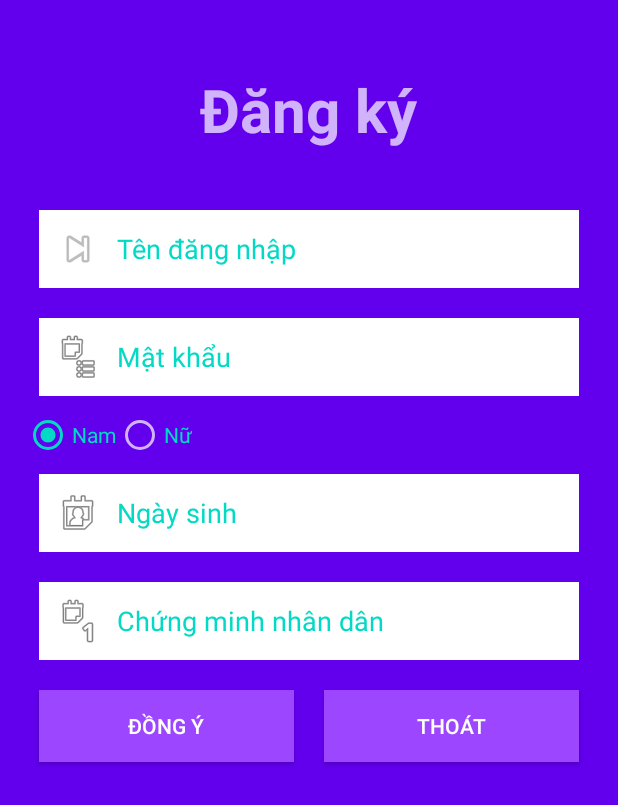
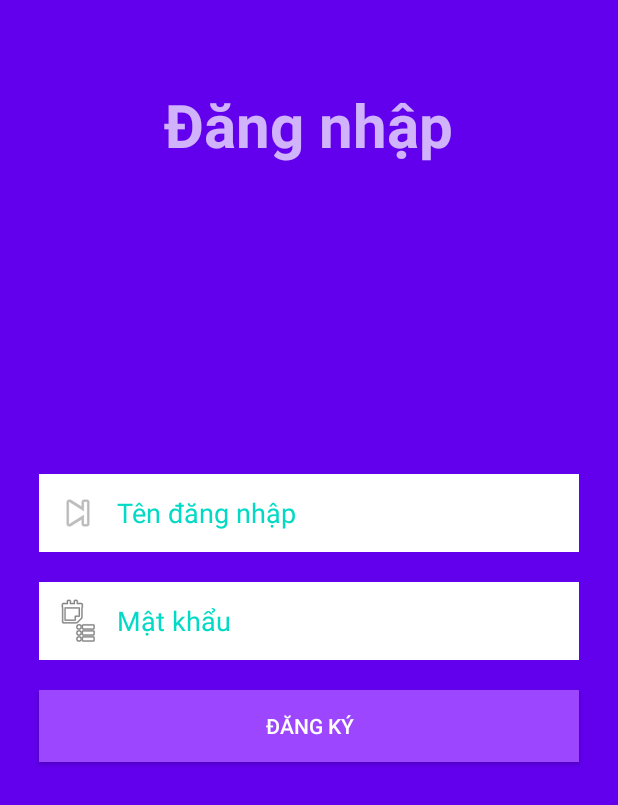
Before and after one commit to VanDinh18/AppOrderFood, an Android app: the screen it shows after launch (RegisterActivity before the commit, SigninActivity after it), on a phone screen of 412 x 824 dp. Shown: the top 805 px of the screen. Run offline under Robolectric (Android 15) with nearby library versions, the phone set to English and light mode, and no system bars.

Commit message:
giao diện và xử lý trang đăng nhâp

```diff
--- a/app/src/main/AndroidManifest.xml
+++ b/app/src/main/AndroidManifest.xml
@@ -9,13 +9,20 @@
         android:roundIcon="@mipmap/ic_launcher_round"
         android:supportsRtl="true"
         android:theme="@style/AppTheme">
-        <activity android:name=".RegisterActivity">
+        <activity android:name=".SigninActivity">
             <intent-filter>
                 <action android:name="android.intent.action.MAIN" />
 
                 <category android:name="android.intent.category.LAUNCHER" />
             </intent-filter>
         </activity>
+        <activity android:name=".RegisterActivity">
+<!--            <intent-filter>-->
+<!--                <action android:name="android.intent.action.MAIN" />-->
+
+<!--                <category android:name="android.intent.category.LAUNCHER" />-->
+<!--            </intent-filter>-->
+        </activity>
     </application>
 
 </manifest>
--- a/app/src/main/java/com/example/apporderfood/DAO/NhanVienDAO.java
+++ b/app/src/main/java/com/example/apporderfood/DAO/NhanVienDAO.java
@@ -2,6 +2,7 @@ package com.example.apporderfood.DAO;
 
 import android.content.ContentValues;
 import android.content.Context;
+import android.database.Cursor;
 import android.database.sqlite.SQLiteDatabase;
 
 import com.example.apporderfood.DTO.NhanVienDTO;
@@ -14,7 +15,6 @@ public class NhanVienDAO {
     public NhanVienDAO(Context context){
         CreateDatabase createDatabase = new CreateDatabase(context);
         database = createDatabase.open();
-
     }
 
     public long ThemNhanVien(NhanVienDTO nhanVienDTO){
@@ -27,4 +27,26 @@ public class NhanVienDAO {
 
         return database.insert(CreateDatabase.TB_NHANVIEN, null, contentValues);
     }
+
+    public boolean KiemTraNhanVien(){
+        String sql = "SELECT * FROM " + CreateDatabase.TB_NHANVIEN;
+        Cursor cursor = database.rawQuery(sql, null);
+        if(cursor.getCount() != 0){
+            return true;
+        }
+        else {
+            return false;
+        }
+    }
+    public boolean KiemTraDangNhap(String tenDangNhap, String matKhau){
+        String sql = "SELECT * FROM " + CreateDatabase.TB_NHANVIEN + " WHERE " + CreateDatabase.TB_NHANVIEN_TENDN + " = '" + tenDangNhap
+                + "' AND " + CreateDatabase.TB_NHANVIEN_MATKHAU + " = '" + matKhau + "'";
+        Cursor cursor = database.rawQuery(sql, null);
+        if(cursor.getCount() != 0){
+            return true;
+        }
+        else {
+            return false;
+        }
+    }
 }
--- a/app/src/main/java/com/example/apporderfood/RegisterActivity.java
+++ b/app/src/main/java/com/example/apporderfood/RegisterActivity.java
@@ -1,7 +1,6 @@
 package com.example.apporderfood;
 
 import androidx.appcompat.app.AppCompatActivity;
-import androidx.fragment.app.DialogFragment;
 
 import android.os.Bundle;
 import android.util.Log;
--- /dev/null
+++ b/app/src/main/java/com/example/apporderfood/SigninActivity.java
@@ -0,0 +1,85 @@
+package com.example.apporderfood;
+
+import android.content.Intent;
+import android.os.Bundle;
+import android.util.Log;
+import android.view.View;
+import android.widget.Button;
+import android.widget.EditText;
+import android.widget.Toast;
+
+import androidx.appcompat.app.AppCompatActivity;
+import com.example.apporderfood.DAO.NhanVienDAO;
+
+public class SigninActivity extends AppCompatActivity implements View.OnClickListener {
+    Button btnDongYDN;
+    Button btnDangKyDN;
+    EditText edTenDangNhapDN;
+    EditText edMatKhauDN;
+    NhanVienDAO nhanVienDAO;
+
+    @Override
+    protected void onCreate(Bundle savedInstanceState) {
+        super.onCreate(savedInstanceState);
+        setContentView(R.layout.layout_signin);
+
+        btnDongYDN = (Button) findViewById(R.id.btnDongYDN);
+        btnDangKyDN = (Button) findViewById(R.id.btnDangKyDN);
+        edTenDangNhapDN = (EditText) findViewById(R.id.edTenDangNhapDN);
+        edMatKhauDN = (EditText) findViewById(R.id.edMatKhauDN);
+
+
+        btnDongYDN.setOnClickListener(this);
+        btnDangKyDN.setOnClickListener(this);
+        nhanVienDAO = new NhanVienDAO(this);
+
+        showButtonAgreeOrRegister();
+    }
+
+    private void showButtonAgreeOrRegister(){
+        boolean check = nhanVienDAO.KiemTraNhanVien();
+        Log.d("test", String.valueOf(check));
+        if(check){
+            btnDangKyDN.setVisibility(View.GONE);
+            btnDongYDN.setVisibility(View.VISIBLE);
+        }
+        else {
+            btnDangKyDN.setVisibility(View.VISIBLE);
+            btnDongYDN.setVisibility(View.GONE);
+        }
+    }
+
+    private void btnDongYDN(){
+        String eTenDangNhap = edTenDangNhapDN.getText().toString();
+        String eMatKhau = edMatKhauDN.getText().toString();
+        boolean check = nhanVienDAO.KiemTraDangNhap(eTenDangNhap, eMatKhau);
+        if(check){
+            Toast.makeText(SigninActivity.this, getResources().getString(R.string.dangnhapthanhcong), Toast.LENGTH_SHORT).show();
+        }
+        else {
+            Toast.makeText(SigninActivity.this, getResources().getString(R.string.dangnhapthatbai), Toast.LENGTH_SHORT).show();
+        }
+    }
+    private void btnDangKyDN(){
+        Intent intent = new Intent(SigninActivity.this, RegisterActivity.class);
+        startActivity(intent);
+    }
+    @Override
+    public void onClick(View v) {
+        int id = v.getId();
+        switch (id){
+            case R.id.btnDongYDN:
+                btnDongYDN();
+                break;
+            case R.id.btnDangKyDN:
+                btnDangKyDN();
+                break;
+        }
+    }
+
+    @Override
+    protected void onResume() {
+        super.onResume();
+        showButtonAgreeOrRegister();
+    }
+}
--- a/app/src/main/res/layout/layout_register.xml
+++ b/app/src/main/res/layout/layout_register.xml
@@ -17,7 +17,7 @@
         android:layout_height="wrap_content"
         android:layout_alignParentTop="true"
         android:layout_centerHorizontal="true"
-        android:layout_marginTop="@dimen/size30dp"
+        android:layout_marginTop="@dimen/size40dp"
         android:text="@string/register"
         android:textSize="@dimen/size40sp"
         android:textStyle="bold" />
@@ -26,9 +26,8 @@
         android:id="@+id/form_register"
         android:layout_width="match_parent"
         android:layout_height="wrap_content"
-        android:layout_below="@+id/text_register"
-        android:layout_marginTop="@dimen/size30dp"
-        android:orientation="vertical">
+        android:orientation="vertical"
+        android:layout_centerInParent="true">
 
 
         <EditText
--- /dev/null
+++ b/app/src/main/res/layout/layout_signin.xml
@@ -0,0 +1,74 @@
+<?xml version="1.0" encoding="utf-8"?>
+<RelativeLayout
+    android:layout_height="match_parent"
+    android:layout_width="match_parent"
+    android:background="@color/colorBackgroundSignin"
+    android:paddingTop="16dp"
+    android:paddingRight="16dp"
+    android:paddingLeft="16dp"
+    android:paddingBottom="16dp"
+    xmlns:android="http://schemas.android.com/apk/res/android">
+
+    <TextView
+        android:id="@+id/text_signin"
+        android:layout_width="wrap_content"
+        android:layout_height="wrap_content"
+        android:layout_alignParentTop="true"
+        android:layout_centerHorizontal="true"
+        android:layout_marginTop="@dimen/size40dp"
+        android:text="@string/signin"
+        android:textSize="@dimen/size40sp"
+        android:textStyle="bold" />
+
+    <LinearLayout
+        android:id="@+id/form_signin"
+        android:layout_width="match_parent"
+        android:layout_height="wrap_content"
+        android:orientation="vertical"
+        android:layout_centerInParent="true">
+
+        <EditText
+            android:id="@+id/edTenDangNhapDN"
+            android:layout_width="match_parent"
+            android:layout_height="wrap_content"
+            android:layout_margin="@dimen/size10dp"
+            android:background="@color/colorWhite"
+            android:drawableLeft="@android:drawable/ic_media_next"
+            android:drawablePadding="@dimen/size10dp"
+            android:hint="@string/username"
+            android:padding="@dimen/size10dp"
+            android:textColor="@color/colorAccent"
+            android:textColorHint="@color/colorAccent"
+            android:inputType="text"
+            />
+        <EditText
+            android:id="@+id/edMatKhauDN"
+            android:layout_width="match_parent"
+            android:layout_height="wrap_content"
+            android:layout_margin="@dimen/size10dp"
+            android:background="@color/colorWhite"
+            android:drawableLeft="@android:drawable/ic_menu_agenda"
+            android:drawablePadding="@dimen/size10dp"
+            android:hint="@string/password"
+            android:padding="@dimen/size10dp"
+            android:textColor="@color/colorAccent"
+            android:textColorHint="@color/colorAccent"
+            android:inputType="textPassword"/>
+        <Button
+            android:id="@+id/btnDongYDN"
+            android:layout_width="match_parent"
+            android:layout_height="wrap_content"
+            android:layout_margin="@dimen/size10dp"
+            android:text="@string/agree"
+            android:textColor="@color/colorWhite"
+            android:background="@color/colorButonAgree"/>
+        <Button
+            android:id="@+id/btnDangKyDN"
+            android:layout_width="match_parent"
+            android:layout_height="wrap_content"
+            android:layout_margin="@dimen/size10dp"
+            android:text="@string/register"
+            android:textColor="@color/colorWhite"
+            android:background="@color/colorButonRegister"/>
+    </LinearLayout>
+</RelativeLayout>
--- a/app/src/main/res/values/colors.xml
+++ b/app/src/main/res/values/colors.xml
@@ -5,6 +5,8 @@
     <color name="colorAccent">#03DAC5</color>
     <color name="colorWhite">#fff</color>
     <color name="colorBackgroundRegister">#6200Ee</color>
+    <color name="colorBackgroundSignin">#6200Ee</color>
     <color name="colorButonAgree">#9d46ff</color>
     <color name="colorButonExit">#9d46ff</color>
+    <color name="colorButonRegister">#9d46ff</color>
 </resources>
--- a/app/src/main/res/values/strings.xml
+++ b/app/src/main/res/values/strings.xml
@@ -7,15 +7,19 @@
     <string name="agree">Đồng ý</string>
     <string name="exit">Thoát</string>
     <string name="register">Đăng ký</string>
+    <string name="signin">Đăng nhập</string>
     <string name="male">Nam</string>
     <string name="female">Nữ</string>
     <string name="baoloitendangnhap">Vui lòng nhập tên đăng nhập</string>
     <string name="baoloimatkhau">Vui lòng nhập mật khẩu</string>
     <string name="themthanhcong">Thêm thành công!</string>
     <string name="themthatbai">Thêm thất bại!</string>
+    <string name="dangnhapthanhcong">Đăng nhập thành công!</string>
+    <string name="dangnhapthatbai">Đăng nhập thất bại!</string>
 
     <dimen name="size10dp">10dp</dimen>
     <dimen name="size20dp">20dp</dimen>
     <dimen name="size30dp">30dp</dimen>
+    <dimen name="size40dp">40dp</dimen>
     <dimen name="size40sp">40sp</dimen>
 </resources>
```
